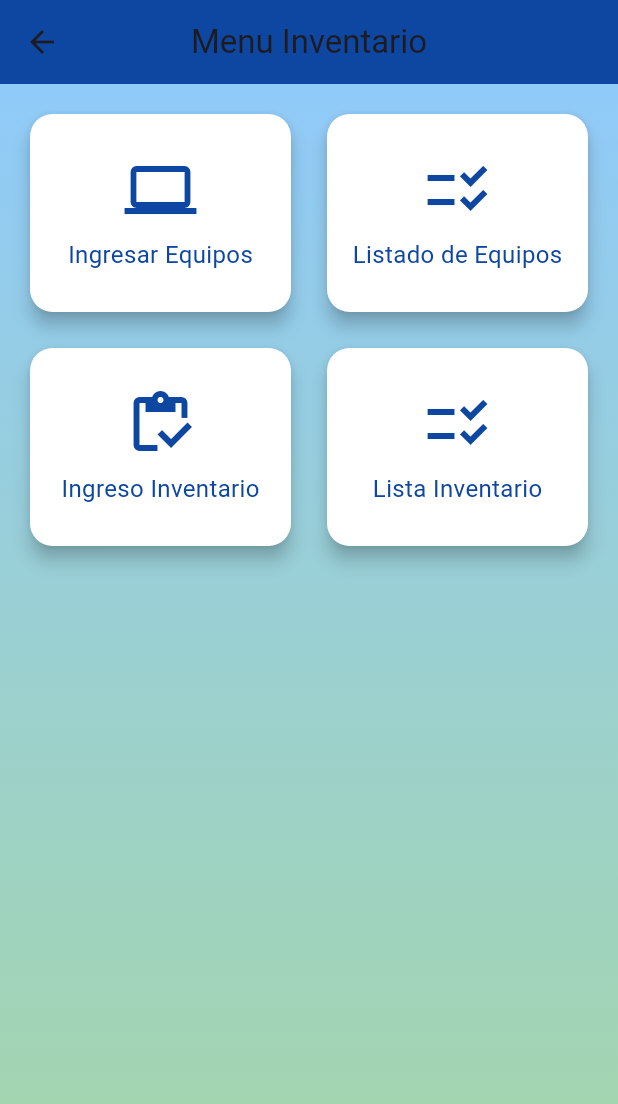
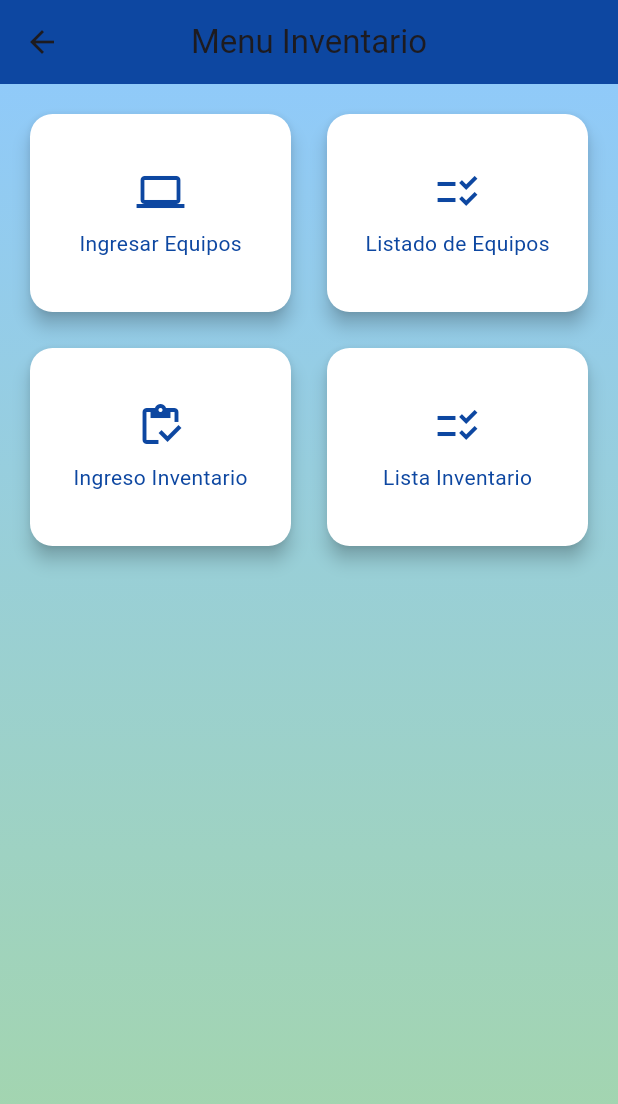
Before and after one commit to StillWiz19/Municipalidad, a Flutter app: the screen it shows after launch, after a tap on "Registrar Equipos", on a phone screen of 412 x 824 dp. Shown: the top 1104 px of the screen. Run offline on Flutter 3.47's test engine with Material 3 defaults, Android fonts, the phone set to English and light mode, and no system bars; our stand-ins replace image_picker, shared_preferences.

Commit message:
first_commit

```diff
--- a/lib/equipos/menurequipos.dart
+++ b/lib/equipos/menurequipos.dart
@@ -6,7 +6,6 @@ import 'package:muniinventario/inventarios/listainventario.dart';
 
 class RegistrarEquipos extends StatelessWidget {
 
-  @override
   Widget _buildMenuItem(
       BuildContext context, IconData icon, String label, Widget? page) {
     if (page == null) {
@@ -28,11 +27,11 @@ class RegistrarEquipos extends StatelessWidget {
           child: Column(
             mainAxisAlignment: MainAxisAlignment.center,
             children: [
-              Icon(icon, size: 48, color: Colors.blue[900]),
+              Icon(icon, size: 32, color: Colors.blue[900]), // Ajuste del tamaño del ícono
               SizedBox(height: 8),
               Text(label,
                   style: TextStyle(
-                      fontSize: 16,
+                      fontSize: 14,
                       color: Colors.blue[900],
                       fontFamily: 'Roboto')),
             ],
--- a/lib/tickets/homepage.dart
+++ b/lib/tickets/homepage.dart
@@ -5,7 +5,6 @@ import 'package:muniinventario/prestamos/menuprestamos.dart';
 import 'package:muniinventario/tickets/menutickets.dart';
 
 class HomePage extends StatelessWidget {
-  @override
   Widget _buildMenuItem(
       BuildContext context, IconData icon, String label, Widget? page) {
     if (page == null) {
@@ -27,9 +26,13 @@ class HomePage extends StatelessWidget {
           child: Column(
             mainAxisAlignment: MainAxisAlignment.center,
             children: [
-              Icon(icon, size: 48, color: Colors.blue[900]),
+              Icon(icon, size: 32, color: Colors.blue[900]), // Ajuste del tamaño del ícono
               SizedBox(height: 8),
-              Text(label, style: TextStyle(fontSize: 16, color: Colors.blue[900])),
+              Text(
+                label,
+                style: TextStyle(fontSize: 14, color: Colors.blue[900]), // Ajuste del tamaño del texto
+                textAlign: TextAlign.center,
+              ),
             ],
           ),
         ),
@@ -60,13 +63,23 @@ class HomePage extends StatelessWidget {
           mainAxisSpacing: 16,
           crossAxisSpacing: 16,
           children: [
-            _buildMenuItem(context, Icons.work, 'Ticket Soporte', MenuTickets()),
-            _buildMenuItem(context, Icons.school, 'Prestamos', MenuPrestamos()),
-            _buildMenuItem(context, Icons.inventory_outlined, 'Registrar Equipos', RegistrarEquipos()),
-            _buildMenuItem(context, Icons.computer_outlined, 'Otros', MenuOtros()),
+            _buildMenuItem(
+                context, Icons.work, 'Ticket Soporte', MenuTickets()),
+            _buildMenuItem(
+                context, Icons.school, 'Prestamos', MenuPrestamos()),
+            _buildMenuItem(context, Icons.inventory_outlined,
+                'Registrar Equipos', RegistrarEquipos()),
+            _buildMenuItem(context, Icons.computer_outlined, 'Otros',
+                MenuOtros()),
           ],
         ),
       ),
     );
   }
 }
+
+void main() {
+  runApp(MaterialApp(
+    home: HomePage(),
+  ));
+}
```
Also changed, not shown: lib/prestamos/menuprestamos.dart (+12 -6 lines), lib/tickets/menutickets.dart (+12 -6 lines), lib/wifi/menuotros.dart (+12 -6 lines).
